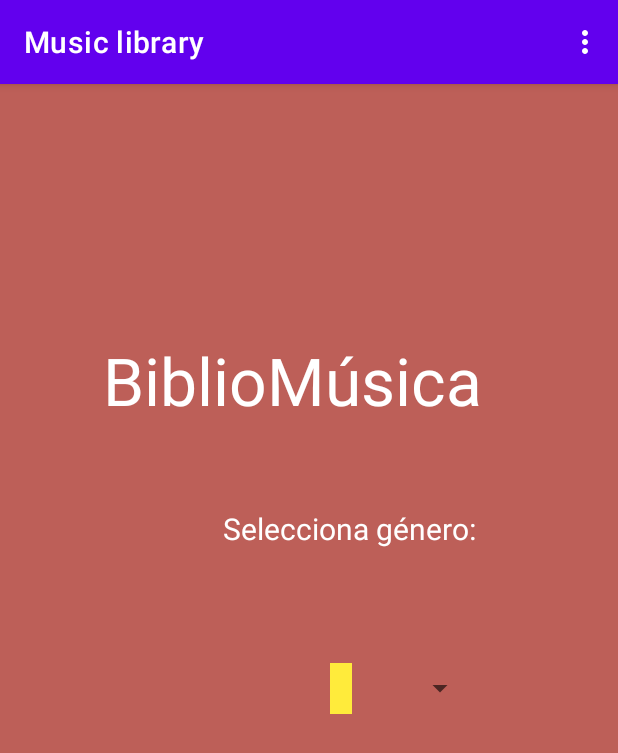
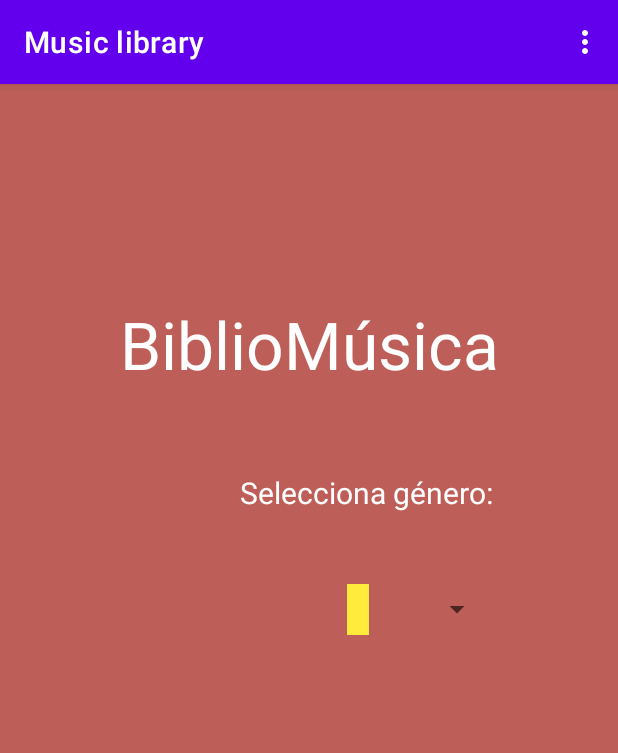
Before and after one commit to MarcosPenin/ExamenPMDM3T, an Android app: the screen it shows after launch (MainActivity), on a phone screen of 412 x 824 dp. Shown: the top 753 px of the screen. Run offline under Robolectric (Android 15) with nearby library versions, the phone set to English and light mode, and no system bars; our stand-ins replace navigation-ui.

```diff
--- a/app/src/main/java/com/example/gonzalez_marcos_examen3t/CustomAdapter.kt
+++ b/app/src/main/java/com/example/gonzalez_marcos_examen3t/CustomAdapter.kt
@@ -5,14 +5,11 @@ import android.view.LayoutInflater
 import android.view.ViewGroup
 import androidx.appcompat.app.AlertDialog
 import androidx.navigation.findNavController
-import androidx.navigation.fragment.findNavController
 import androidx.recyclerview.widget.RecyclerView
 import com.example.gonzalez_marcos_examen3t.databinding.ItemSongBinding
 
 
 class CustomAdapter(val listadoDatos: MutableList<DataSource>) : RecyclerView.Adapter<CustomAdapter.ViewHolder>() {
-
-
 
     class ViewHolder(binding:ItemSongBinding) : RecyclerView.ViewHolder(binding.root) {
         val mView = binding.root
--- a/app/src/main/java/com/example/gonzalez_marcos_examen3t/MainActivity.kt
+++ b/app/src/main/java/com/example/gonzalez_marcos_examen3t/MainActivity.kt
@@ -1,23 +1,20 @@
 package com.example.gonzalez_marcos_examen3t
 
 import android.os.Bundle
-import com.google.android.material.snackbar.Snackbar
+import android.view.Menu
+import android.view.MenuItem
+import androidx.activity.viewModels
+import androidx.appcompat.app.AlertDialog
 import androidx.appcompat.app.AppCompatActivity
-import androidx.navigation.findNavController
+import androidx.navigation.NavController
+import androidx.navigation.fragment.NavHostFragment
 import androidx.navigation.ui.AppBarConfiguration
 import androidx.navigation.ui.navigateUp
-import android.view.Menu
-import android.view.MenuItem
-import android.view.View
-import androidx.activity.viewModels
-import androidx.appcompat.app.AlertDialog
-import androidx.fragment.app.activityViewModels
-import androidx.navigation.NavController
-import androidx.navigation.fragment.NavHostFragment
+
 import com.example.gonzalez_marcos_examen3t.databinding.ActivityMainBinding
 
+
 class MainActivity : AppCompatActivity() {
-
 
     private val viewModel by viewModels<MusicViewModel>()
 
@@ -40,20 +37,9 @@ class MainActivity : AppCompatActivity() {
         navHostFragment=supportFragmentManager.findFragmentById(R.id.nav_host_fragment_content_main) as NavHostFragment
         navController= navHostFragment.navController
 
-        appBarConfiguration = AppBarConfiguration(
-            setOf(  // Los que pasamos son los que se consideran top-level (no se muestra el icono "atrás"
-                R.id.menu_fragment,
-            )
-        )
 
 
-        /*Snackbar.make(mView, info, Snackbar.LENGTH_SHORT).setAction("Info",
-            View.OnClickListener {
-                //aqui cosas nazis
-            }).show()
-        mView es el binding.root*/
     }
-
 
     override fun onCreateOptionsMenu(menu: Menu): Boolean {
         menuInflater.inflate(R.menu.menu_main,menu)
@@ -73,8 +59,6 @@ class MainActivity : AppCompatActivity() {
 
 
     override fun onSupportNavigateUp(): Boolean {
-        val navController = findNavController(R.id.nav_host_fragment_content_main)
-        return navController.navigateUp(appBarConfiguration)
-                || super.onSupportNavigateUp()
+        return navController.navigateUp(appBarConfiguration) || super.onSupportNavigateUp()
     }
 }
--- a/app/src/main/java/com/example/gonzalez_marcos_examen3t/MenuFragment.kt
+++ b/app/src/main/java/com/example/gonzalez_marcos_examen3t/MenuFragment.kt
@@ -27,8 +27,9 @@ class MenuFragment : Fragment() {
     ): View? {
         _binding = FragmentMenuBinding.inflate(inflater, container, false)
         return binding.root
+    }
 
-    }
+
 
     override fun onViewCreated(view: View, savedInstanceState: Bundle?) {
         super.onViewCreated(view, savedInstanceState)
--- a/app/src/main/java/com/example/gonzalez_marcos_examen3t/SongFragment.kt
+++ b/app/src/main/java/com/example/gonzalez_marcos_examen3t/SongFragment.kt
@@ -31,7 +31,7 @@ class SongFragment : Fragment() {
     ): View? {
         return inflater.inflate(R.layout.fragment_song, container, false)
         _binding = FragmentSongBinding.inflate(inflater, container, false)
-        return binding.root
+        //return binding.root
 
     }
 
@@ -39,7 +39,7 @@ class SongFragment : Fragment() {
         super.onViewCreated(view, savedInstanceState)
         var titulo = SongFragmentArgs.fromBundle(requireArguments()).titulo
 
-        //ESTO ROMPE Y NO ENTIENDO PQ
+        //ESTO ROMPE Y NO ENTIENDO PQ. El valor llega bien, pero rompe cuando intenta setearlo
         //binding.titulo.text = titulo
 
 
--- a/app/src/main/res/layout/activity_main.xml
+++ b/app/src/main/res/layout/activity_main.xml
@@ -4,6 +4,7 @@
     xmlns:tools="http://schemas.android.com/tools"
     android:layout_width="match_parent"
     android:layout_height="match_parent"
+    android:id="@+id/mainActivity"
     tools:context=".MainActivity">
 
     <com.google.android.material.appbar.AppBarLayout
--- a/app/src/main/res/layout/fragment_menu.xml
+++ b/app/src/main/res/layout/fragment_menu.xml
@@ -12,12 +12,13 @@
         android:id="@+id/titulo"
         android:layout_width="wrap_content"
         android:layout_height="wrap_content"
-        android:layout_marginTop="168dp"
+        android:layout_marginTop="144dp"
         android:text="BiblioMúsica"
         android:textColor="@color/white"
         android:textSize="44dp"
+
+
         app:layout_constraintEnd_toEndOf="parent"
-        app:layout_constraintHorizontal_bias="0.43"
         app:layout_constraintStart_toStartOf="parent"
         app:layout_constraintTop_toTopOf="parent" />
 
@@ -42,7 +43,7 @@
         app:layout_constraintHorizontal_bias="1.0"
         app:layout_constraintStart_toStartOf="parent"
         app:layout_constraintTop_toBottomOf="@+id/seleccionaGenero"
-        app:layout_constraintVertical_bias="0.179" />
+        app:layout_constraintVertical_bias="0.106" />
 
 
 </androidx.constraintlayout.widget.ConstraintLayout>
--- a/app/src/main/res/layout/item_menu.xml
+++ b/app/src/main/res/layout/item_menu.xml
@@ -6,7 +6,6 @@
     android:layout_width="match_parent"
     android:layout_height="wrap_content"
     android:padding="7dp"
-
     android:layout_margin="10dp"
     android:gravity="center"
     tools:layout_editor_absoluteX="144dp"
--- a/app/src/main/res/layout/item_song.xml
+++ b/app/src/main/res/layout/item_song.xml
@@ -11,7 +11,7 @@
 
     <androidx.constraintlayout.widget.ConstraintLayout
         android:id="@+id/layout_elemento"
-        android:layout_width="wrap_content"
+        android:layout_width="match_parent"
         android:layout_height="110dp"
         android:layout_margin="10dp"
         android:background="#03A9F4"
```
Also changed, not shown: app/src/main/java/com/example/gonzalez_marcos_examen3t/SongListFragment.kt (+11 -5 lines).
